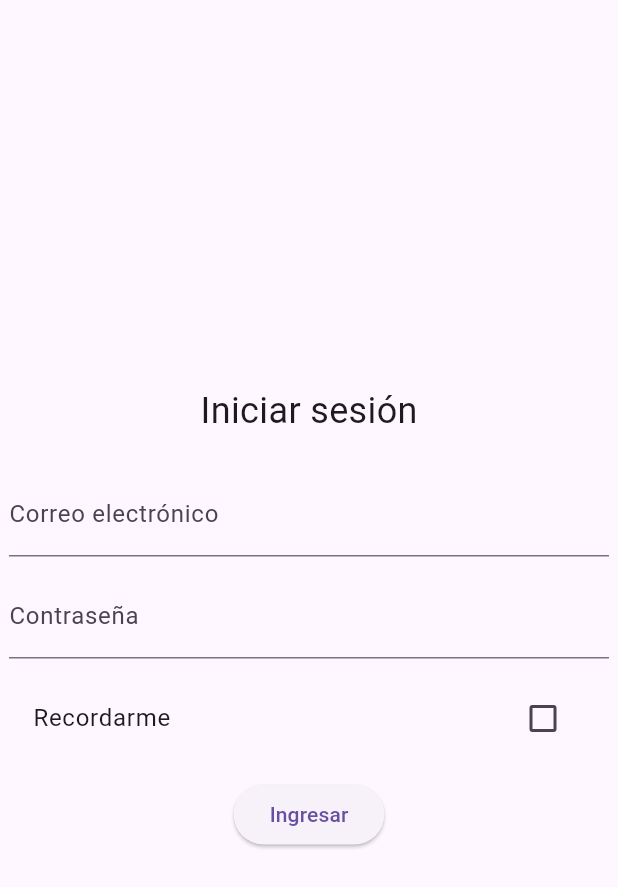
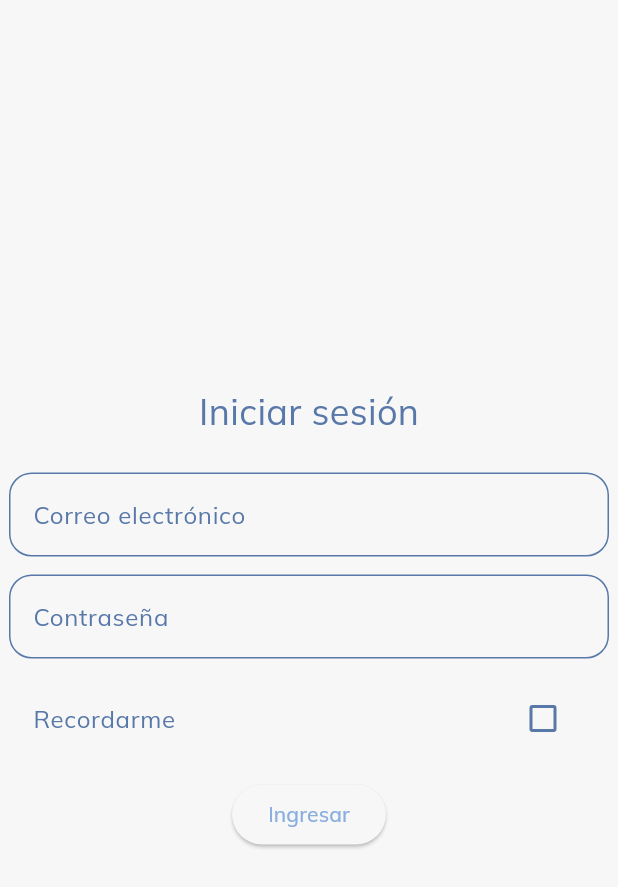
Before and after one commit to KendrickBarrios/digiclinic-experiment, a Flutter app: the screen it shows after launch, on a phone screen of 412 x 824 dp. Shown: the top 887 px of the screen. Run offline on Flutter 3.47's test engine with Material 3 defaults, Android fonts, the phone set to English and light mode, and no system bars; our stand-ins replace flutter_secure_storage, shared_preferences.

Commit message:
implemented customized theme

```diff
--- a/lib/main.dart
+++ b/lib/main.dart
@@ -2,6 +2,7 @@ import 'package:digiclinic_experiment/services/auth/auth_service.dart';
 import 'package:flutter/material.dart';
 import 'package:provider/provider.dart';
 
+import 'package:digiclinic_experiment/theme/app_theme.dart';
 import 'package:digiclinic_experiment/services/core/api_client.dart';
 import 'package:digiclinic_experiment/services/core/token_storage.dart';
 import 'package:digiclinic_experiment/services/preferences_storage.dart';
@@ -40,7 +41,8 @@ class DigiClinicApp extends StatelessWidget {
   Widget build(BuildContext context) {
     return MaterialApp(
       title: 'DigiClinic',
-      debugShowCheckedModeBanner: true,
+      theme: AppTheme.light(),
+      debugShowCheckedModeBanner: false,
       home: const AuthGate(),
     );
   }
```
